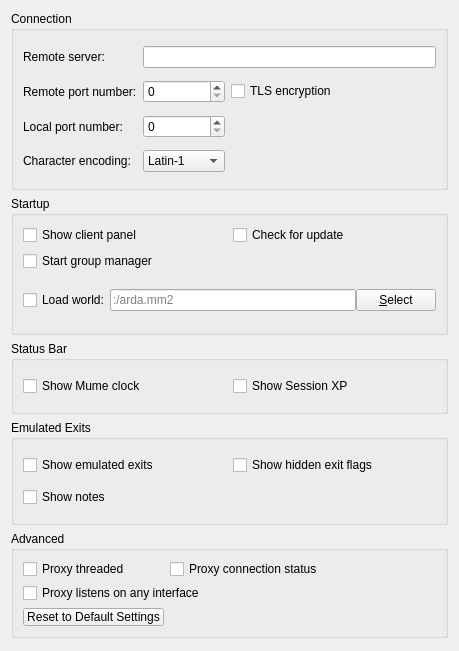
The window that src/preferences/generalpage.ui (MUME/MMapper) describes before a commit, drawn with Qt 5.
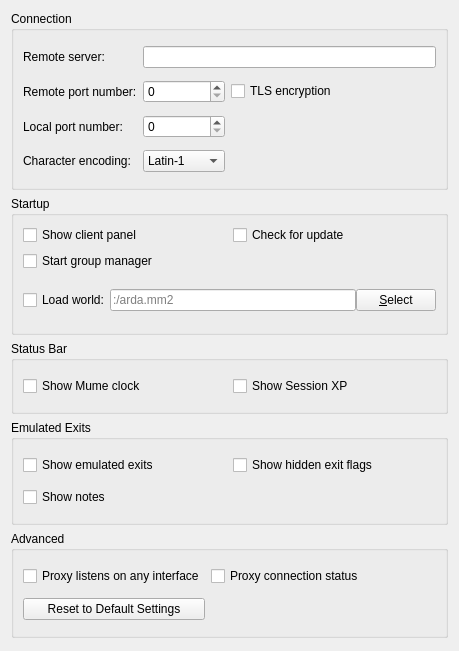
The same window after the commit.

Commit message: eliminate the option for threaded proxy

What changed in the file:
```diff
--- a/src/preferences/generalpage.ui
+++ b/src/preferences/generalpage.ui
@@ -363,13 +363,6 @@
        </widget>
       </item>
       <item row="0" column="0">
-       <widget class="QCheckBox" name="proxyThreadedCheckBox">
-        <property name="text">
-         <string>Proxy threaded</string>
-        </property>
-       </widget>
-      </item>
-      <item row="1" column="0" colspan="2">
        <widget class="QCheckBox" name="proxyListensOnAnyInterfaceCheckBox">
         <property name="toolTip">
          <string>Allow external traffic to connect to MMapper</string>
```
Left out of the diff: 23 changed lines with no effect on the pictures. Lines whose indentation alone changed are shown as unchanged. The commit also changes 5 other files.
